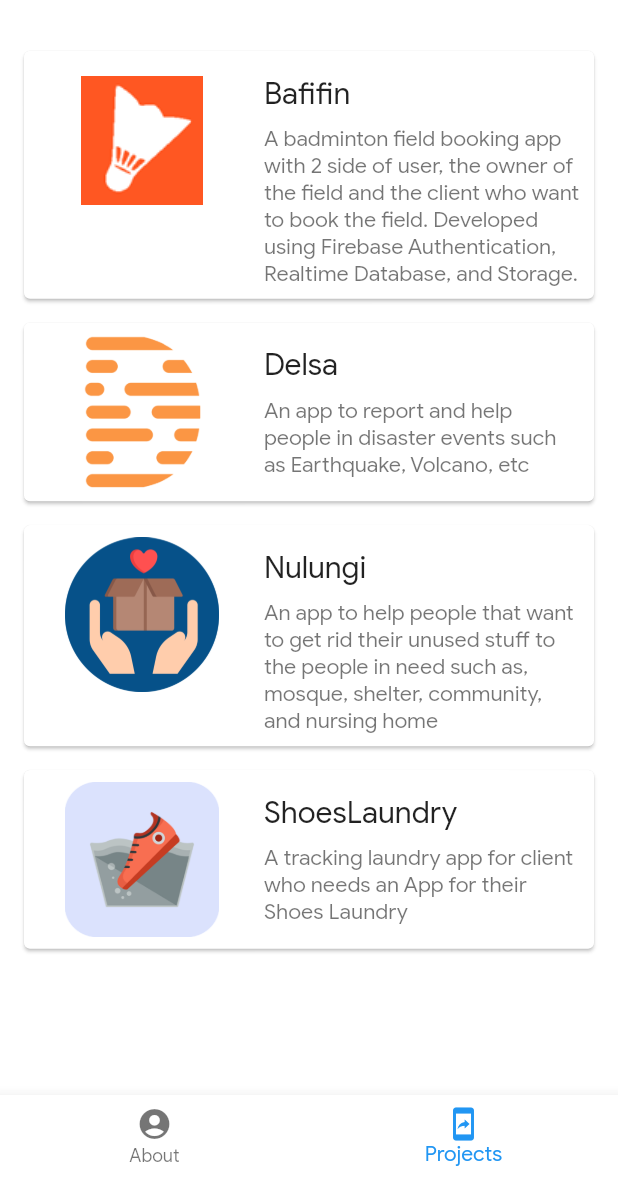
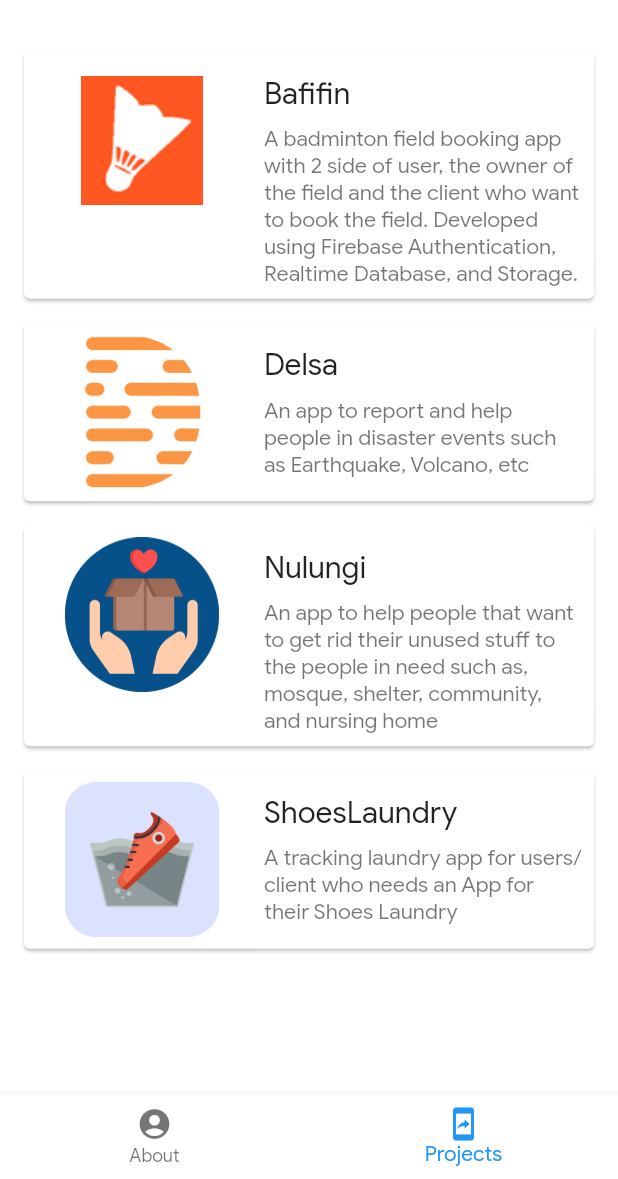
Before and after one commit to radityarin/Portfolio, a Flutter app: the screen it shows after launch, item 2 of the bottom bar chosen, on a phone screen of 412 x 824 dp, the part 57-1236 px from its top. Run offline on Flutter 3.47's test engine with Material 2 defaults, Android fonts, the phone set to English and light mode, and no system bars; missing offline and left inert: dart:html.

Commit message:
add projects

```diff
--- a/lib/config/projects.dart
+++ b/lib/config/projects.dart
@@ -24,6 +24,6 @@ final List<Project> projects = [
       name: 'ShoesLaundry',
       image: Assets.shoeslaundry,
       description:
-          'A tracking laundry app for client who needs an App for their Shoes Laundry',
+          'A tracking laundry app for users/client who needs an App for their Shoes Laundry',
       link: 'https://github.com/radityarin/ShoesLaundry')
 ];
```
